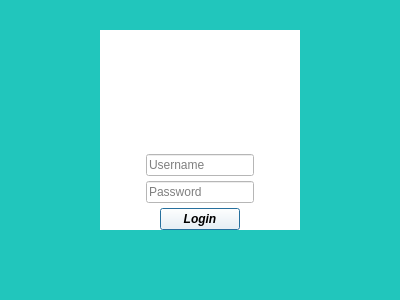
The window that presentation/main_login_ui/login.ui (shymaa123456/HyperPOS2020) describes before a commit, drawn with Qt 5.
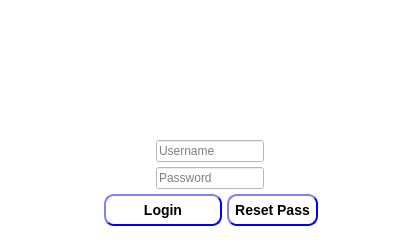
The same window after the commit. Icons and pictures are not drawn.

What changed in the file:
```diff
--- a/presentation/main_login_ui/login.ui
+++ b/presentation/main_login_ui/login.ui
@@ -2,12 +2,15 @@
 <ui version="4.0">
     <class>Dialog</class>
     <widget class="QDialog" name="Dialog">
+  <property name="enabled">
+   <bool>true</bool>
+  </property>
         <property name="geometry">
             <rect>
                 <x>0</x>
                 <y>0</y>
                 <width>400</width>
-                <height>300</height>
+    <height>250</height>
             </rect>
         </property>
         <property name="maximumSize">
@@ -17,24 +20,33 @@
             </size>
         </property>
         <property name="windowTitle">
-            <string>Dialog</string>
+   <string notr="true">Dialog</string>
+  </property>
+  <property name="toolTipDuration">
+   <number>-1</number>
+  </property>
+  <property name="autoFillBackground">
+   <bool>false</bool>
         </property>
         <property name="styleSheet">
-            <string notr="true">background-color: rgb(33, 198, 188);</string>
+   <string notr="true">background-color: rgb(255, 255, 255);</string>
+  </property>
+  <property name="modal">
+   <bool>false</bool>
         </property>
         <widget class="QWidget" name="verticalWidget" native="true">
             <property name="geometry">
                 <rect>
-                    <x>100</x>
-                    <y>30</y>
-                    <width>200</width>
-                    <height>200</height>
+     <x>60</x>
+     <y>0</y>
+     <width>300</width>
+     <height>250</height>
                 </rect>
             </property>
             <property name="maximumSize">
                 <size>
-                    <width>200</width>
-                    <height>200</height>
+     <width>300</width>
+     <height>250</height>
                 </size>
             </property>
             <property name="styleSheet">
@@ -53,12 +65,12 @@
                 <property name="topMargin">
                     <number>15</number>
                 </property>
-                <item alignment="Qt::AlignHCenter">
+    <item>
                     <widget class="QLabel" name="label_logo">
                         <property name="maximumSize">
                             <size>
-                                <width>120</width>
-                                <height>150</height>
+        <width>300</width>
+        <height>120</height>
                             </size>
                         </property>
                         <property name="text">
@@ -89,8 +101,35 @@
                         </property>
                     </widget>
                 </item>
-                <item alignment="Qt::AlignHCenter">
+    <item>
+     <layout class="QHBoxLayout" name="horizontalLayout">
+      <item>
+       <spacer name="horizontalSpacer">
+        <property name="orientation">
+         <enum>Qt::Horizontal</enum>
+        </property>
+        <property name="sizeHint" stdset="0">
+         <size>
+          <width>40</width>
+          <height>20</height>
+         </size>
+        </property>
+       </spacer>
+      </item>
+      <item>
                     <widget class="QPushButton" name="btn_login">
+        <property name="sizePolicy">
+         <sizepolicy hsizetype="Fixed" vsizetype="Fixed">
+          <horstretch>0</horstretch>
+          <verstretch>0</verstretch>
+         </sizepolicy>
+        </property>
+        <property name="minimumSize">
+         <size>
+          <width>118</width>
+          <height>0</height>
+         </size>
+        </property>
                         <property name="maximumSize">
                             <size>
                                 <width>100</width>
@@ -99,18 +138,93 @@
                         </property>
                         <property name="font">
                             <font>
+          <pointsize>-1</pointsize>
                                 <weight>75</weight>
-                                <italic>true</italic>
+          <italic>false</italic>
                                 <bold>true</bold>
                             </font>
                         </property>
                         <property name="autoFillBackground">
                             <bool>false</bool>
                         </property>
+        <property name="styleSheet">
+         <string notr="true">QPushButton{
+                                        background-color: white;
+                                        border-style: outset;
+                                        border-width: 2px;
+                                        border-radius: 10px;
+                                        border-color: blue;
+                                        font: bold 14px;
+                                        min-width:6em;
+ padding: 6px;
+                                       }
+                                        QPushButton:hover {
+                                        background: qradialgradient(
+                                        cx: 0.3, cy: -0.4, fx: 0.3, fy: -0.4,
+                                        radius: 1.35, stop: 0 #fff, stop: 1 #bbb
+                                        );
+                                        }
+                                        QPushButton:pressed {
+                                        border-style: inset;
+                                        background: qradialgradient(
+                                        cx: 0.4, cy: -0.1, fx: 0.4, fy: -0.1,
+                                        radius: 1.35, stop: 0 #fff, stop: 1 #ddd
+                                        );
+                                        }
+                                    </string>
+        </property>
                         <property name="text">
                             <string>Login</string>
                         </property>
                     </widget>
+      </item>
+      <item>
+       <widget class="QPushButton" name="btn_reset">
+        <property name="styleSheet">
+         <string notr="true">QPushButton{
+                                        background-color: white;
+                                        border-style: outset;
+                                        border-width: 2px;
+                                        border-radius: 10px;
+                                        border-color: blue;
+                                        font: bold 14px;
+                                        min-width: 6em;
+                                         padding: 6px;
+                                        }
+                                        QPushButton:hover {
+                                        background: qradialgradient(
+                                        cx: 0.3, cy: -0.4, fx: 0.3, fy: -0.4,
+                                        radius: 1.35, stop: 0 #fff, stop: 1 #bbb
+                                        );
+                                        }
+                                        QPushButton:pressed {
+                                        border-style: inset;
+                                        background: qradialgradient(
+                                        cx: 0.4, cy: -0.1, fx: 0.4, fy: -0.1,
+                                        radius: 1.35, stop: 0 #fff, stop: 1 #ddd
+                                        );
+                                        }
+                                    </string>
+        </property>
+        <property name="text">
+         <string>Reset Pass</string>
+        </property>
+       </widget>
+      </item>
+      <item>
+       <spacer name="horizontalSpacer_2">
+        <property name="orientation">
+         <enum>Qt::Horizontal</enum>
+        </property>
+        <property name="sizeHint" stdset="0">
+         <size>
+          <width>40</width>
+          <height>20</height>
+         </size>
+        </property>
+       </spacer>
+      </item>
+     </layout>
                 </item>
             </layout>
         </widget>
```
Lines whose indentation alone changed are shown as unchanged.
